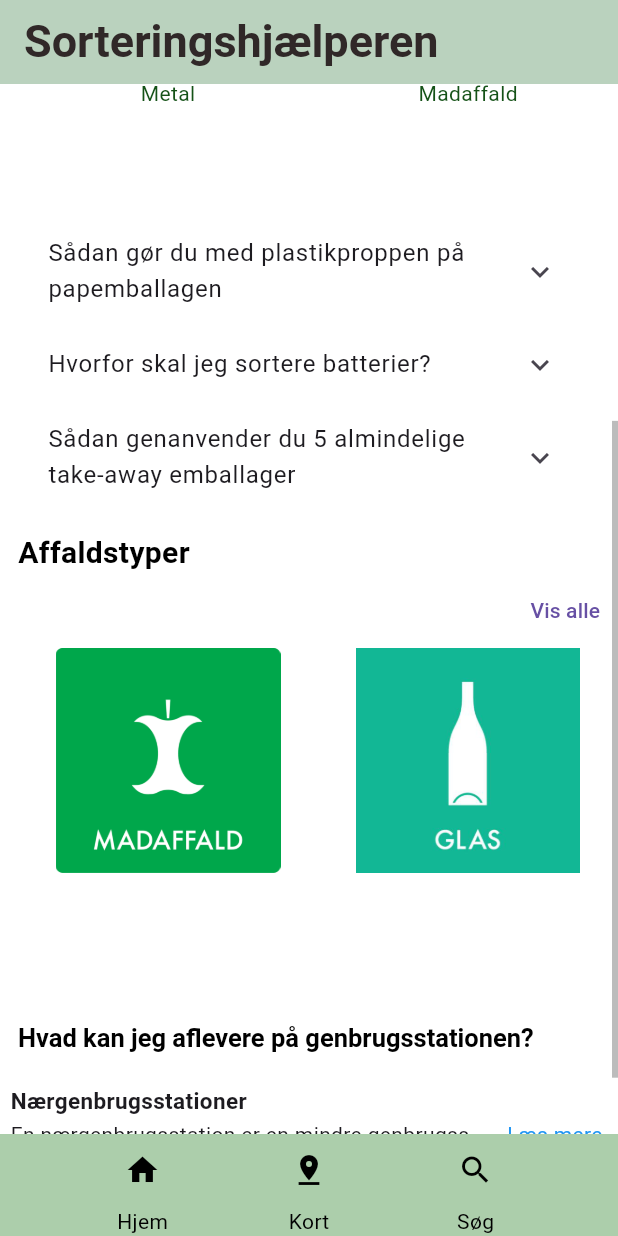
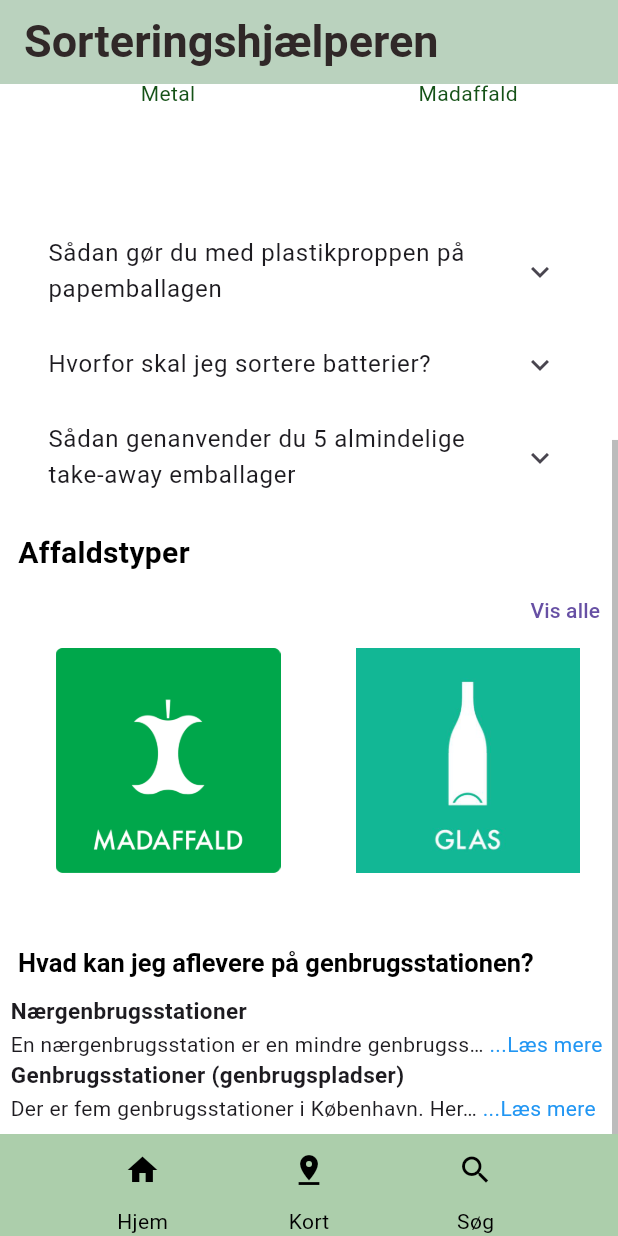
Before and after one commit to JohanHH1/SoftwareprojectFlutter, a Flutter app: the screen it shows after launch, scrolled down 359 dp, on a phone screen of 412 x 824 dp. Run offline on Flutter 3.47's test engine with Material 3 defaults, Android fonts, the phone set to English and light mode, and no system bars; drawn by our look-alikes of readmore; our stand-ins replace firebase_core, firebase_storage, flutter_map, geolocator, latlong2; missing offline and left inert: flutter_map_location_marker; accounts and stored records are empty; statements that could not run were skipped.

Commit message:
Update home.dart

```diff
--- a/flutter_application_1/lib/home.dart
+++ b/flutter_application_1/lib/home.dart
@@ -370,7 +370,7 @@ const Padding(
       Padding(
             padding: const EdgeInsets.fromLTRB(12, 1, 12, 40),
             child: Container(
-              height: 210,
+              height: 160,
               child: Scrollbar(child:
                ListView(
                 scrollDirection: Axis.horizontal,
@@ -473,7 +473,7 @@ const Padding(
          Padding(
           padding: EdgeInsets.fromLTRB(12, 0, 12, 4),
           child: Container(
-            height: 30,
+            height: 20,
             child: RichText(
               text: const TextSpan(
                 text: 'Hvad kan jeg aflevere på genbrugsstationen?',
```
